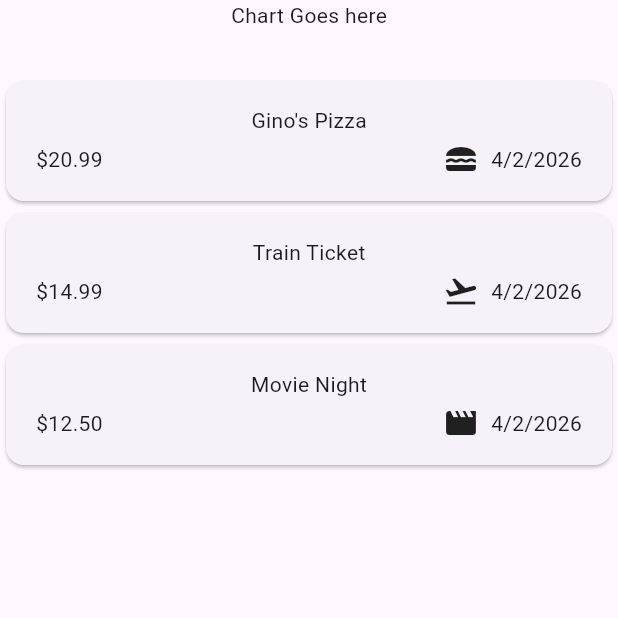
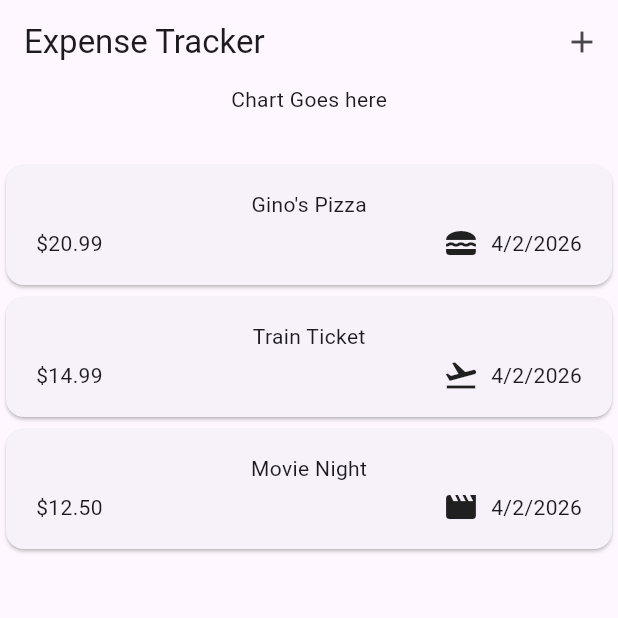
Before and after one commit to Shankalpa-D/expense_tracker1, a Flutter app: the screen it shows after launch, on a phone screen of 412 x 824 dp, the top half of it. Run offline on Flutter 3.47's test engine with Material 3 defaults, Android fonts, the phone set to English and light mode, and no system bars.

Commit message:
added top app bar in expenses

```diff
--- a/lib/widgits/expenses.dart
+++ b/lib/widgits/expenses.dart
@@ -34,6 +34,11 @@ class _ExpensesState extends State<Expenses> {
   @override
   Widget build(BuildContext context) {
     return Scaffold(
+      appBar: AppBar(
+        title: const Text('Expense Tracker'),
+
+        actions: [IconButton(icon: const Icon(Icons.add), onPressed: () {})],
+      ),
       body: Column(
         children: [
           const Text('Chart Goes here'),
```
